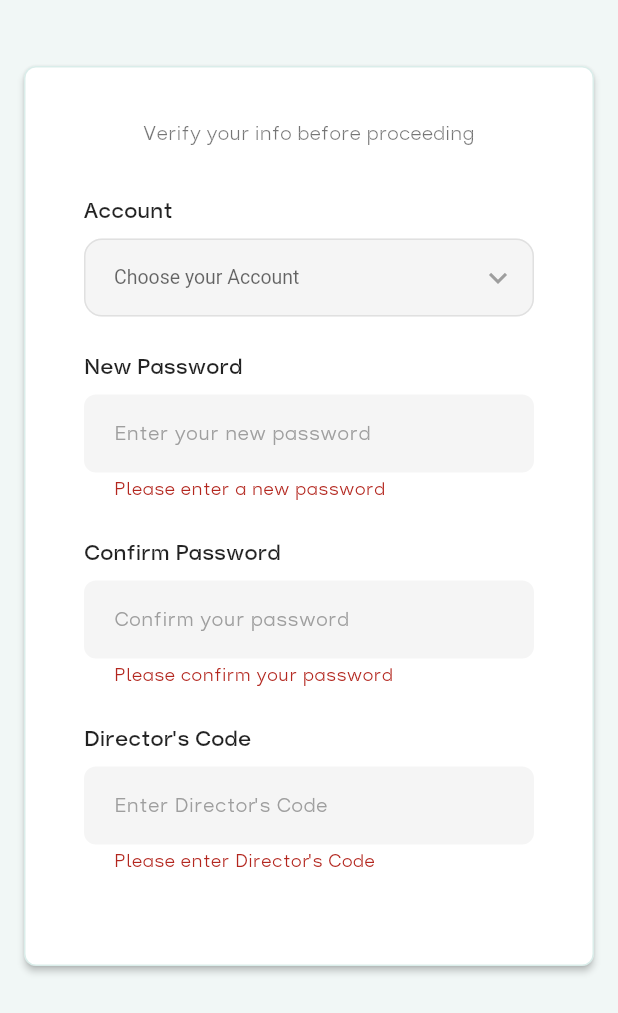
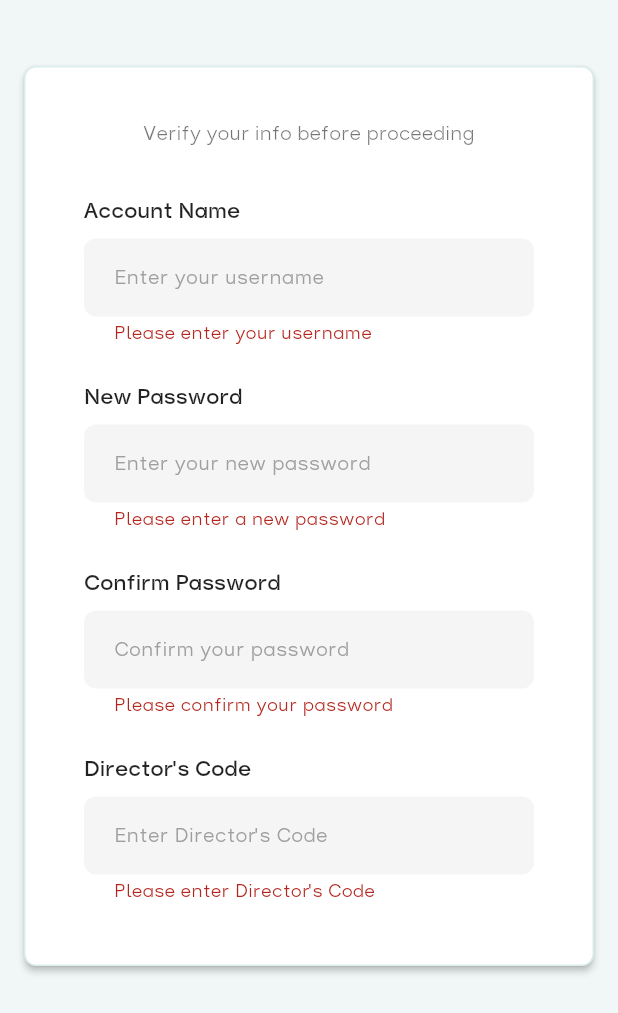
Before and after one commit to AmirtterK/human-resources-management, a Flutter app: the ResetPasswordDialog screen opened by its route, scrolled down 83 dp, after a tap on "Validate", on a phone screen of 412 x 824 dp. Shown: the top 1013 px of the screen. Run offline on Flutter 3.47's test engine with Material 3 defaults, Android fonts, the phone set to English and light mode, and no system bars; our stand-ins replace go_router, pdf, popover, printing; network calls fail.

Commit message:
Update ForgotPasswordDialog.dart

```diff
--- a/lib/components/ForgotPasswordDialog.dart
+++ b/lib/components/ForgotPasswordDialog.dart
@@ -13,34 +13,21 @@ class _ResetPasswordDialogState extends State<ResetPasswordDialog> {
   final _newPasswordController = TextEditingController();
   final _confirmPasswordController = TextEditingController();
   final _directorsCodeController = TextEditingController();
+  final _usernameController = TextEditingController();
   final _formKey = GlobalKey<FormState>();
   bool _isLoading = false;
-
-  String? _selectedUsername;
-  // Use actual backend usernames
-  final List<Map<String, String>> _accounts = AuthService.getAvailableUsers();
 
   @override
   void dispose() {
     _newPasswordController.dispose();
     _confirmPasswordController.dispose();
     _directorsCodeController.dispose();
+    _usernameController.dispose();
     super.dispose();
   }
 
   void _handleValidate() async {
     if (_formKey.currentState!.validate()) {
-      // Validate account selection
-      if (_selectedUsername == null) {
-        ScaffoldMessenger.of(context).showSnackBar(
-          const SnackBar(
-            content: Text('Please select an account'),
-            backgroundColor: Color(0xffEF5350),
-          ),
-        );
-        return;
-      }
-
       // Validate passwords match
       if (_newPasswordController.text != _confirmPasswordController.text) {
         ScaffoldMessenger.of(context).showSnackBar(
@@ -60,7 +47,7 @@ class _ResetPasswordDialogState extends State<ResetPasswordDialog> {
         // Call backend API to reset password
         final success = await AuthService.resetPassword(
           _directorsCodeController.text,
-          _selectedUsername!,
+          _usernameController.text.trim(),
           _newPasswordController.text,
         );
 
@@ -159,7 +146,7 @@ class _ResetPasswordDialogState extends State<ResetPasswordDialog> {
                 const SizedBox(height: 32),
 
                 const Text(
-                  'Account',
+                  'Account Name',
                   style: TextStyle(
                     fontSize: 14,
                     fontWeight: FontWeight.w600,
@@ -167,10 +154,10 @@ class _ResetPasswordDialogState extends State<ResetPasswordDialog> {
                   ),
                 ),
                 const SizedBox(height: 8),
-                DropdownButtonFormField<String>(
-                  value: _selectedUsername,
+                TextFormField(
+                  controller: _usernameController,
                   decoration: InputDecoration(
-                    hintText: 'Choose your Account',
+                    hintText: 'Enter your username',
                     hintStyle: const TextStyle(color: Colors.grey, fontSize: 13),
                     filled: true,
                     fillColor: const Color(0xFFF5F5F5),
@@ -183,21 +170,11 @@ class _ResetPasswordDialogState extends State<ResetPasswordDialog> {
                       vertical: 14,
                     ),
                   ),
-                  style: const TextStyle(
-                    fontSize: 13,
-                    color: Colors.black87,
-                  ),
-                  icon: const Icon(Icons.keyboard_arrow_down, color: Colors.grey),
-                  items: _accounts.map((account) {
-                    return DropdownMenuItem<String>(
-                      value: account['username'],
-                      child: Text(account['displayName']!),
-                    );
-                  }).toList(),
-                  onChanged: (String? newValue) {
-                    setState(() {
-                      _selectedUsername = newValue;
-                    });
+                  validator: (value) {
+                    if (value == null || value.trim().isEmpty) {
+                      return 'Please enter your username';
+                    }
+                    return null;
                   },
                 ),
                 const SizedBox(height: 24),
```
